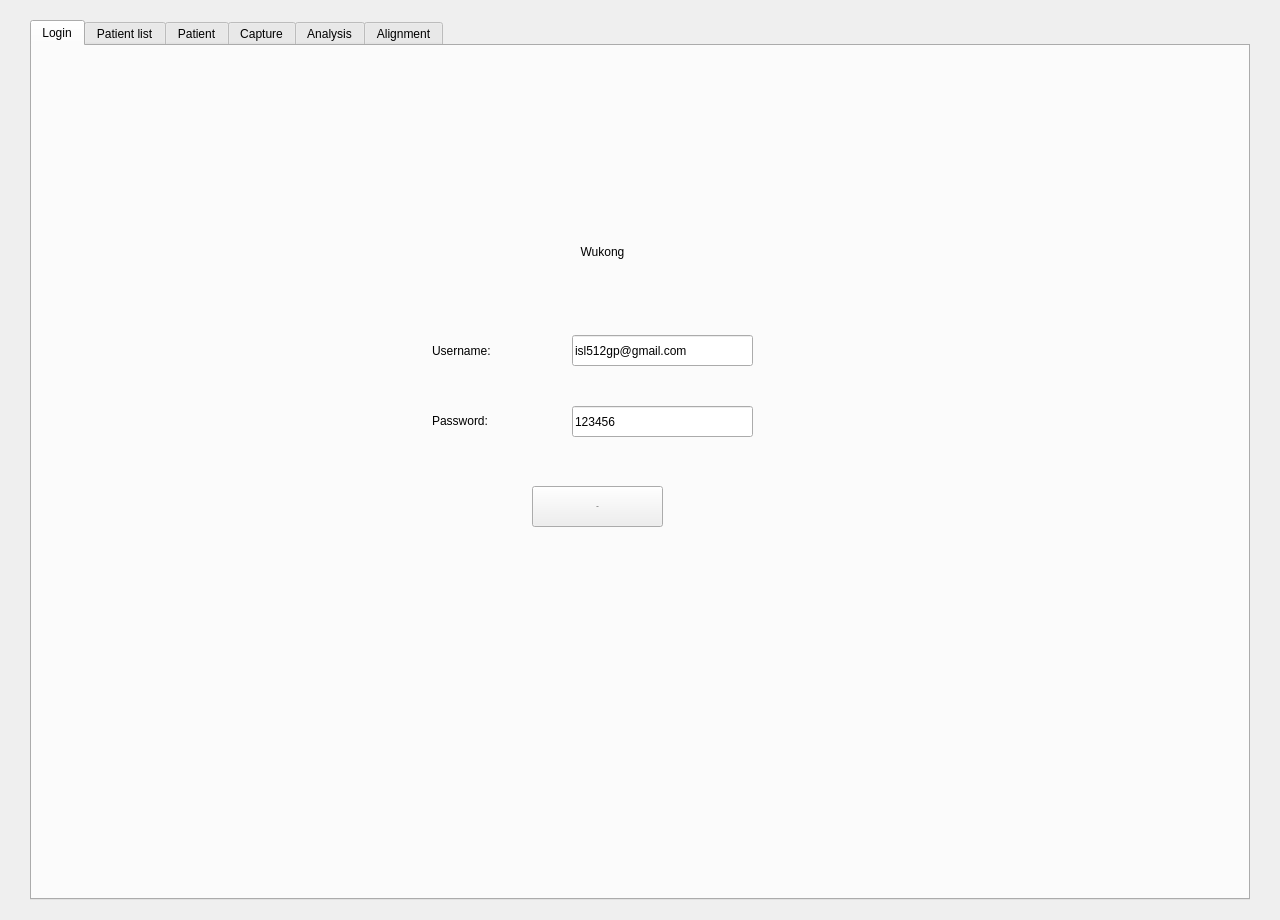
michaelfong2017/landmark-annotator-desktop, file DesktopApp/desktopapp.ui: the form before one commit.
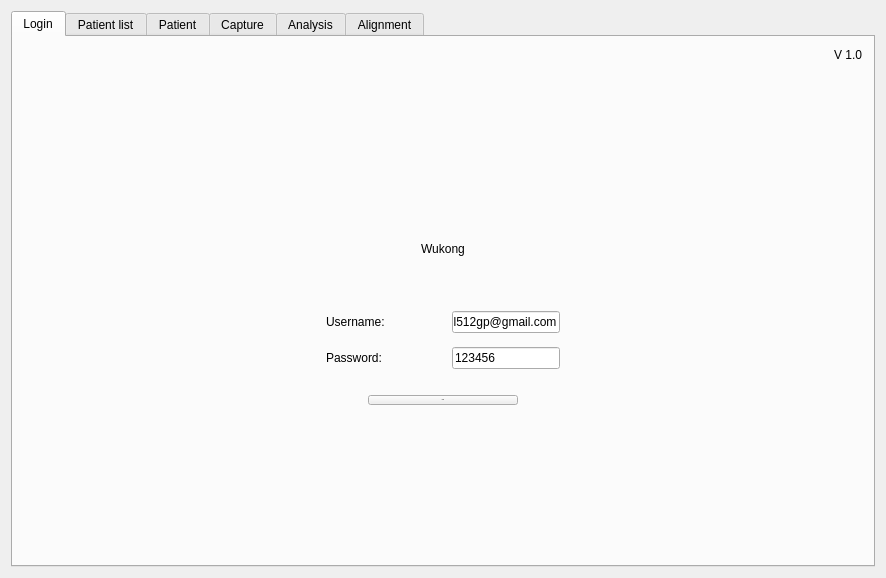
The form after the commit.

Commit message: - LoginTab UI changes position and spacing depending on the window size. - Minimum window size set from 1280x720 to 640x360 for development.

```diff
--- a/DesktopApp/desktopapp.ui
+++ b/DesktopApp/desktopapp.ui
@@ -6,28 +6,28 @@
    <rect>
     <x>0</x>
     <y>0</y>
-    <width>1280</width>
-    <height>920</height>
+    <width>886</width>
+    <height>578</height>
    </rect>
   </property>
+  <property name="sizePolicy">
+   <sizepolicy hsizetype="Preferred" vsizetype="Preferred">
+    <horstretch>0</horstretch>
+    <verstretch>0</verstretch>
+   </sizepolicy>
+  </property>
   <property name="minimumSize">
    <size>
-    <width>1280</width>
-    <height>720</height>
+    <width>640</width>
+    <height>360</height>
    </size>
   </property>
   <property name="windowTitle">
    <string>Wukong</string>
   </property>
+  <layout class="QVBoxLayout" name="verticalLayout_4">
+   <item>
   <widget class="QTabWidget" name="tabWidget">
-   <property name="geometry">
-    <rect>
-     <x>30</x>
-     <y>20</y>
-     <width>1220</width>
-     <height>880</height>
-    </rect>
-   </property>
    <property name="sizePolicy">
     <sizepolicy hsizetype="Expanding" vsizetype="Expanding">
      <horstretch>0</horstretch>
@@ -41,17 +41,134 @@
     <number>0</number>
    </property>
    <widget class="QWidget" name="loginTab">
+      <property name="sizePolicy">
+       <sizepolicy hsizetype="Preferred" vsizetype="Preferred">
+        <horstretch>0</horstretch>
+        <verstretch>0</verstretch>
+       </sizepolicy>
+      </property>
     <attribute name="title">
      <string>Login</string>
     </attribute>
+      <layout class="QVBoxLayout" name="verticalLayout_3">
+       <item>
+        <widget class="QLabel" name="label_2">
+         <property name="styleSheet">
+          <string notr="true">font: 14px &quot;MS Shell Dlg 2&quot;;
+</string>
+         </property>
+         <property name="text">
+          <string>V 1.0</string>
+         </property>
+         <property name="alignment">
+          <set>Qt::AlignRight|Qt::AlignTop|Qt::AlignTrailing</set>
+         </property>
+        </widget>
+       </item>
+       <item>
+        <spacer name="verticalSpacer_3">
+         <property name="orientation">
+          <enum>Qt::Vertical</enum>
+         </property>
+         <property name="sizeType">
+          <enum>QSizePolicy::Expanding</enum>
+         </property>
+         <property name="sizeHint" stdset="0">
+          <size>
+           <width>20</width>
+           <height>20</height>
+          </size>
+         </property>
+        </spacer>
+       </item>
+       <item>
+        <layout class="QHBoxLayout" name="horizontalLayout_7">
+         <item>
+          <widget class="QLabel" name="titleLabel">
+           <property name="sizePolicy">
+            <sizepolicy hsizetype="Preferred" vsizetype="Minimum">
+             <horstretch>0</horstretch>
+             <verstretch>0</verstretch>
+            </sizepolicy>
+           </property>
+           <property name="minimumSize">
+            <size>
+             <width>0</width>
+             <height>72</height>
+            </size>
+           </property>
+           <property name="cursor">
+            <cursorShape>ArrowCursor</cursorShape>
+           </property>
+           <property name="styleSheet">
+            <string notr="true">font: 60px &quot;MS Shell Dlg 2&quot;;
+</string>
+           </property>
+           <property name="text">
+            <string>Wukong</string>
+           </property>
+           <property name="alignment">
+            <set>Qt::AlignCenter</set>
+           </property>
+          </widget>
+         </item>
+        </layout>
+       </item>
+       <item>
+        <spacer name="verticalSpacer_6">
+         <property name="orientation">
+          <enum>Qt::Vertical</enum>
+         </property>
+         <property name="sizeType">
+          <enum>QSizePolicy::Minimum</enum>
+         </property>
+         <property name="sizeHint" stdset="0">
+          <size>
+           <width>20</width>
+           <height>20</height>
+          </size>
+         </property>
+        </spacer>
+       </item>
+       <item>
+        <layout class="QHBoxLayout" name="horizontalLayout_8">
+         <item>
+          <spacer name="verticalSpacer">
+           <property name="orientation">
+            <enum>Qt::Horizontal</enum>
+           </property>
+           <property name="sizeType">
+            <enum>QSizePolicy::Expanding</enum>
+           </property>
+           <property name="sizeHint" stdset="0">
+            <size>
+             <width>60</width>
+             <height>20</height>
+            </size>
+           </property>
+          </spacer>
+         </item>
+         <item>
+          <layout class="QVBoxLayout" name="verticalLayout_6">
+           <item>
     <widget class="QLabel" name="usernameLabel">
-     <property name="geometry">
-      <rect>
-       <x>400</x>
-       <y>289</y>
-       <width>141</width>
-       <height>31</height>
-      </rect>
+             <property name="sizePolicy">
+              <sizepolicy hsizetype="Minimum" vsizetype="Preferred">
+               <horstretch>0</horstretch>
+               <verstretch>0</verstretch>
+              </sizepolicy>
+             </property>
+             <property name="minimumSize">
+              <size>
+               <width>120</width>
+               <height>0</height>
+              </size>
+             </property>
+             <property name="baseSize">
+              <size>
+               <width>0</width>
+               <height>0</height>
+              </size>
      </property>
      <property name="styleSheet">
       <string notr="true">font: 20px &quot;MS Shell Dlg 2&quot;;</string>
@@ -60,14 +177,93 @@
       <string>Username: </string>
      </property>
     </widget>
+           </item>
+          </layout>
+         </item>
+         <item>
+          <layout class="QVBoxLayout" name="verticalLayout_8">
+           <item>
+            <widget class="QLineEdit" name="usernameLineEdit">
+             <property name="sizePolicy">
+              <sizepolicy hsizetype="Preferred" vsizetype="Fixed">
+               <horstretch>0</horstretch>
+               <verstretch>0</verstretch>
+              </sizepolicy>
+             </property>
+             <property name="text">
+              <string>isl512gp@gmail.com</string>
+             </property>
+            </widget>
+           </item>
+          </layout>
+         </item>
+         <item>
+          <spacer name="horizontalSpacer">
+           <property name="orientation">
+            <enum>Qt::Horizontal</enum>
+           </property>
+           <property name="sizeType">
+            <enum>QSizePolicy::Expanding</enum>
+           </property>
+           <property name="sizeHint" stdset="0">
+            <size>
+             <width>40</width>
+             <height>20</height>
+            </size>
+           </property>
+          </spacer>
+         </item>
+        </layout>
+       </item>
+       <item>
+        <spacer name="verticalSpacer_4">
+         <property name="orientation">
+          <enum>Qt::Vertical</enum>
+         </property>
+         <property name="sizeType">
+          <enum>QSizePolicy::Minimum</enum>
+         </property>
+         <property name="sizeHint" stdset="0">
+          <size>
+           <width>20</width>
+           <height>8</height>
+          </size>
+         </property>
+        </spacer>
+       </item>
+       <item>
+        <layout class="QHBoxLayout" name="horizontalLayout_10">
+         <property name="spacing">
+          <number>6</number>
+         </property>
+         <item>
+          <spacer name="horizontalSpacer_2">
+           <property name="orientation">
+            <enum>Qt::Horizontal</enum>
+           </property>
+           <property name="sizeHint" stdset="0">
+            <size>
+             <width>40</width>
+             <height>20</height>
+            </size>
+           </property>
+          </spacer>
+         </item>
+         <item>
+          <layout class="QVBoxLayout" name="verticalLayout_11">
+           <item>
     <widget class="QLabel" name="passwordLabel">
-     <property name="geometry">
-      <rect>
-       <x>400</x>
-       <y>359</y>
-       <width>141</width>
-       <height>31</height>
-      </rect>
+             <property name="sizePolicy">
+              <sizepolicy hsizetype="Minimum" vsizetype="Preferred">
+               <horstretch>0</horstretch>
+               <verstretch>0</verstretch>
+              </sizepolicy>
+             </property>
+             <property name="minimumSize">
+              <size>
+               <width>120</width>
+               <height>0</height>
+              </size>
      </property>
      <property name="styleSheet">
       <string notr="true">font: 20px &quot;MS Shell Dlg 2&quot;;</string>
@@ -76,14 +272,88 @@
       <string>Password: </string>
      </property>
     </widget>
+           </item>
+          </layout>
+         </item>
+         <item>
+          <layout class="QVBoxLayout" name="verticalLayout_12">
+           <item>
+            <widget class="QLineEdit" name="passwordLineEdit">
+             <property name="sizePolicy">
+              <sizepolicy hsizetype="Preferred" vsizetype="Fixed">
+               <horstretch>0</horstretch>
+               <verstretch>0</verstretch>
+              </sizepolicy>
+             </property>
+             <property name="text">
+              <string>123456</string>
+             </property>
+            </widget>
+           </item>
+          </layout>
+         </item>
+         <item>
+          <spacer name="horizontalSpacer_3">
+           <property name="orientation">
+            <enum>Qt::Horizontal</enum>
+           </property>
+           <property name="sizeHint" stdset="0">
+            <size>
+             <width>40</width>
+             <height>20</height>
+            </size>
+           </property>
+          </spacer>
+         </item>
+        </layout>
+       </item>
+       <item>
+        <spacer name="verticalSpacer_5">
+         <property name="orientation">
+          <enum>Qt::Vertical</enum>
+         </property>
+         <property name="sizeType">
+          <enum>QSizePolicy::Minimum</enum>
+         </property>
+         <property name="sizeHint" stdset="0">
+          <size>
+           <width>20</width>
+           <height>15</height>
+          </size>
+         </property>
+        </spacer>
+       </item>
+       <item>
+        <layout class="QHBoxLayout" name="horizontalLayout_12">
+         <item>
+          <spacer name="horizontalSpacer_4">
+           <property name="orientation">
+            <enum>Qt::Horizontal</enum>
+           </property>
+           <property name="sizeType">
+            <enum>QSizePolicy::Expanding</enum>
+           </property>
+           <property name="sizeHint" stdset="0">
+            <size>
+             <width>40</width>
+             <height>20</height>
+            </size>
+           </property>
+          </spacer>
+         </item>
+         <item>
     <widget class="QPushButton" name="loginButton">
-     <property name="geometry">
-      <rect>
-       <x>500</x>
-       <y>440</y>
-       <width>131</width>
-       <height>41</height>
-      </rect>
+           <property name="sizePolicy">
+            <sizepolicy hsizetype="Minimum" vsizetype="Fixed">
+             <horstretch>0</horstretch>
+             <verstretch>0</verstretch>
+            </sizepolicy>
+           </property>
+           <property name="minimumSize">
+            <size>
+             <width>150</width>
+             <height>0</height>
+            </size>
      </property>
      <property name="font">
       <font>
@@ -103,55 +373,42 @@
       <string>Login</string>
      </property>
     </widget>
-    <widget class="QLineEdit" name="usernameLineEdit">
-     <property name="geometry">
-      <rect>
-       <x>540</x>
-       <y>289</y>
-       <width>181</width>
-       <height>31</height>
-      </rect>
-     </property>
-     <property name="text">
-      <string>isl512gp@gmail.com</string>
-     </property>
-    </widget>
-    <widget class="QLineEdit" name="passwordLineEdit">
-     <property name="geometry">
-      <rect>
-       <x>540</x>
-       <y>360</y>
-       <width>181</width>
-       <height>31</height>
-      </rect>
-     </property>
-     <property name="text">
-      <string>123456</string>
-     </property>
-    </widget>
-    <widget class="QLabel" name="titleLabel">
-     <property name="geometry">
-      <rect>
-       <x>410</x>
-       <y>150</y>
-       <width>321</width>
-       <height>111</height>
-      </rect>
-     </property>
-     <property name="cursor">
-      <cursorShape>ArrowCursor</cursorShape>
-     </property>
-     <property name="styleSheet">
-      <string notr="true">font: 60px &quot;MS Shell Dlg 2&quot;;
-</string>
-     </property>
-     <property name="text">
-      <string>Wukong</string>
-     </property>
-     <property name="alignment">
-      <set>Qt::AlignCenter</set>
-     </property>
-    </widget>
+         </item>
+         <item>
+          <spacer name="horizontalSpacer_5">
+           <property name="orientation">
+            <enum>Qt::Horizontal</enum>
+           </property>
+           <property name="sizeType">
+            <enum>QSizePolicy::Expanding</enum>
+           </property>
+           <property name="sizeHint" stdset="0">
+            <size>
+             <width>40</width>
+             <height>20</height>
+            </size>
+           </property>
+          </spacer>
+         </item>
+        </layout>
+       </item>
+       <item>
+        <spacer name="verticalSpacer_2">
+         <property name="orientation">
+          <enum>Qt::Vertical</enum>
+         </property>
+         <property name="sizeType">
+          <enum>QSizePolicy::Expanding</enum>
+         </property>
+         <property name="sizeHint" stdset="0">
+          <size>
+           <width>20</width>
+           <height>20</height>
+          </size>
+         </property>
+        </spacer>
+       </item>
+      </layout>
    </widget>
    <widget class="QWidget" name="patientListTab">
     <attribute name="title">
@@ -892,6 +1149,8 @@
     </widget>
    </widget>
   </widget>
+   </item>
+  </layout>
  </widget>
  <layoutdefault spacing="6" margin="11"/>
  <resources>
```
Lines whose indentation alone changed are shown as unchanged. The commit also changes 2 other files.
